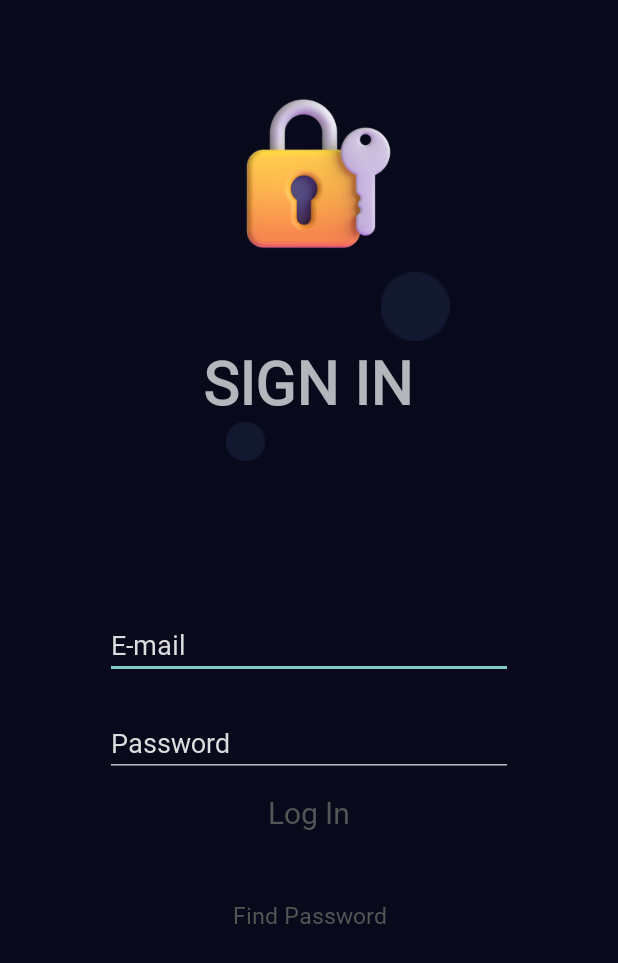
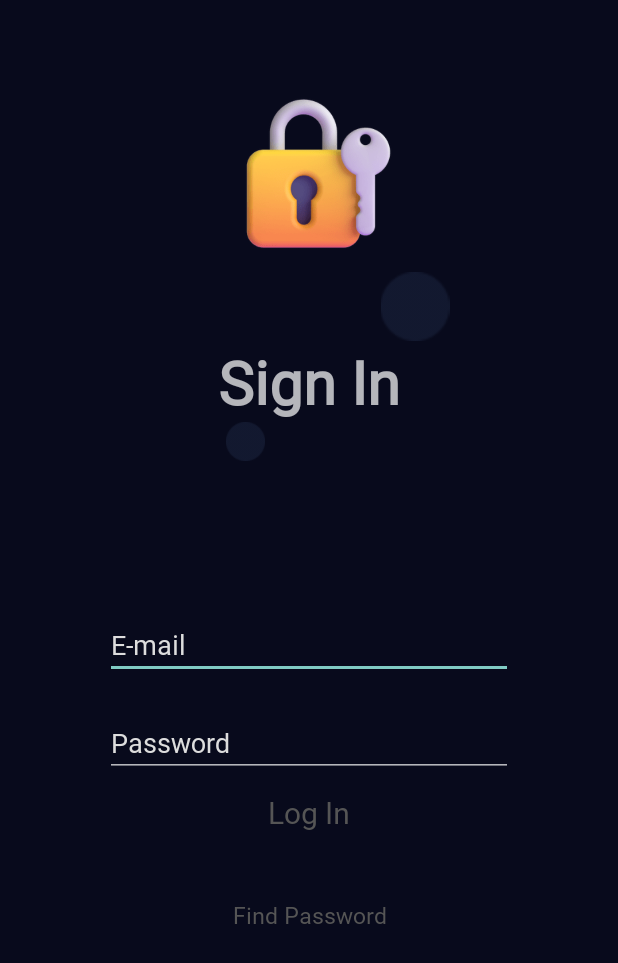
Before and after one commit to tun111-jun/VSMR, an Android app: the screen it shows after launch (Login), after a tap on "LOG IN", on a phone screen of 412 x 824 dp. Shown: the top 963 px of the screen. Run offline under Robolectric (Android 15) with nearby library versions, the phone set to English and light mode, and no system bars; our stand-ins replace Firebase (no records; nobody signed in at launch, a user with empty details on screens opened directly).

Commit message:
UI변경(2)

```diff
--- a/app/src/main/java/com/example/app3/Home.java
+++ b/app/src/main/java/com/example/app3/Home.java
@@ -21,7 +21,7 @@ public class Home extends AppCompatActivity {
         Button Login_Button = findViewById(R.id.Login);
 
         Intent moveToLogin = new Intent(this, Login.class);
-        Intent moveToSU = new Intent(this, VavalEditPage.class);
+        Intent moveToSU = new Intent(this, Sign_up.class);
 
         Login_Button.setOnClickListener(new View.OnClickListener(){
             @Override
--- a/app/src/main/res/layout/activity_main.xml
+++ b/app/src/main/res/layout/activity_main.xml
@@ -43,7 +43,7 @@
         android:layout_width="wrap_content"
         android:layout_height="wrap_content"
         android:text="Music List"
-        android:textSize="30sp"
+        android:textSize="20sp"
         android:textColor="#555555"
         android:fontFamily="@font/pretendard"
         android:lineSpacingExtra="-15sp"
--- a/app/src/main/res/layout/login.xml
+++ b/app/src/main/res/layout/login.xml
@@ -31,16 +31,15 @@
         android:src="@drawable/effect"
         />
 
+
     <TextView
         android:layout_width="wrap_content"
         android:layout_height="wrap_content"
         android:fontFamily="@font/pretendard"
-        android:text="SIGN IN"
+        android:text="Sign In"
         android:textSize="40dp"
-        android:layout_marginLeft="135dp"
         android:textStyle="bold"
-        />
-
+        android:layout_gravity="center"/>
 
     <ImageView
         android:id="@+id/effect2"
```
